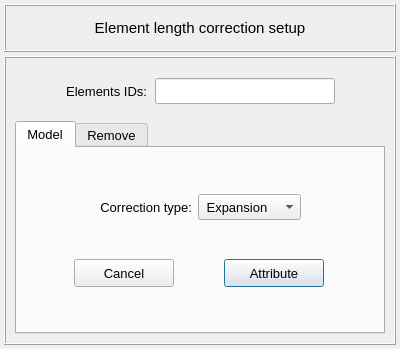
Above: pulse/interface/data/ui_files/model/setup/acoustic/element_length_correction_input.ui from open-pulse/OpenPulse before the change. Below: the same form after it.
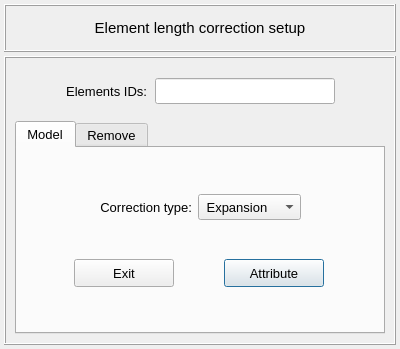
That is the form after the change.

Commit message: Replace the button text "Cancel" by "Exit"

```diff
--- a/pulse/interface/data/ui_files/model/setup/acoustic/element_length_correction_input.ui
+++ b/pulse/interface/data/ui_files/model/setup/acoustic/element_length_correction_input.ui
@@ -409,7 +409,7 @@
                 <string notr="true"/>
                </property>
                <property name="text">
-                <string>Cancel</string>
+                <string>Exit</string>
                </property>
                <property name="autoDefault">
                 <bool>false</bool>
```
Left out of the diff: 4 changed lines with no effect on the pictures. The commit also changes 75 other files.
